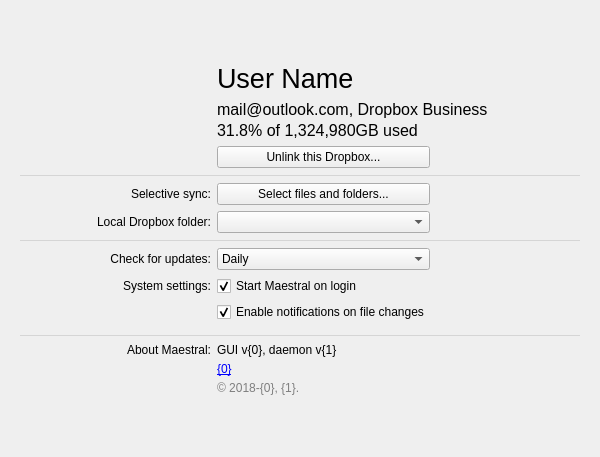
Qt form src/maestral_qt/resources/settings_window.ui (samschott/maestral-qt) before a commit.
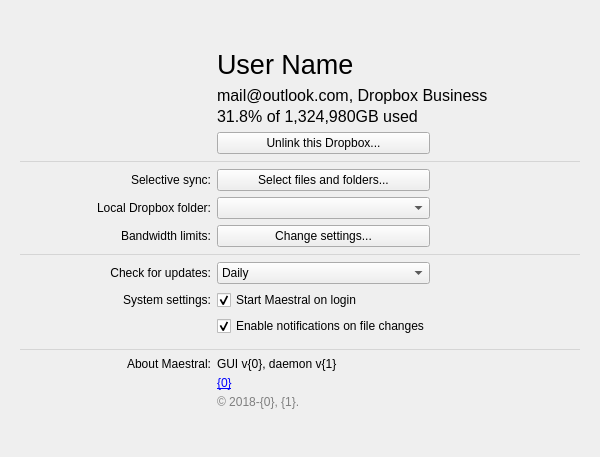
The same form after that commit. Custom widgets are drawn as their Qt base class.

Commit message: add bandwidth limit setting

```diff
--- a/src/maestral_qt/resources/settings_window.ui
+++ b/src/maestral_qt/resources/settings_window.ui
@@ -53,7 +53,7 @@
    </item>
    <item>
     <layout class="QGridLayout" name="gridLayoutMain" columnstretch="4,4,3">
-     <item row="7" column="1">
+     <item row="8" column="1">
       <widget class="CustomCombobox" name="comboBoxUpdateInterval">
        <item>
         <property name="text">
@@ -87,7 +87,7 @@
        </property>
       </widget>
      </item>
-     <item row="10" column="0" colspan="3">
+     <item row="11" column="0" colspan="3">
       <widget class="QWidget" name="widgetCLI" native="true">
        <layout class="QVBoxLayout" name="verticalLayout_2">
         <property name="leftMargin">
@@ -105,8 +105,8 @@
        </layout>
       </widget>
      </item>
-     <item row="11" column="0" colspan="3">
-      <widget class="Line" name="line0">
+     <item row="7" column="0" colspan="3">
+      <widget class="Line" name="line2">
        <property name="styleSheet">
         <string notr="true">color: rgb(213, 213, 213)</string>
        </property>
@@ -118,52 +118,51 @@
        </property>
       </widget>
      </item>
-     <item row="2" column="1">
-      <widget class="QPushButton" name="pushButtonUnlink">
-       <property name="text">
-        <string>Unlink this Dropbox...</string>
+     <item row="13" column="1" colspan="2">
+      <layout class="QGridLayout" name="gridLayout">
+       <property name="horizontalSpacing">
+        <number>0</number>
        </property>
-      </widget>
-     </item>
-     <item row="9" column="1">
-      <widget class="QCheckBox" name="checkBoxNotifications">
-       <property name="text">
-        <string>Enable notifications on file changes</string>
+       <property name="verticalSpacing">
+        <number>5</number>
        </property>
-       <property name="checked">
-        <bool>true</bool>
-       </property>
-      </widget>
+       <item row="1" column="0">
+        <widget class="QLabel" name="labelUrl">
+         <property name="text">
+          <string>&lt;html&gt;&lt;head/&gt;&lt;body&gt;&lt;p&gt;&lt;a href=&quot;{0}&quot;&gt;{0}&lt;/span&gt;&lt;/a&gt;&lt;/p&gt;&lt;/body&gt;&lt;/html&gt;</string>
+         </property>
+         <property name="openExternalLinks">
+          <bool>true</bool>
+         </property>
+        </widget>
+       </item>
+       <item row="0" column="0">
+        <widget class="QLabel" name="labelVersion">
+         <property name="text">
+          <string>GUI v{0}, daemon v{1}</string>
+         </property>
+         <property name="textFormat">
+          <enum>Qt::PlainText</enum>
+         </property>
+         <property name="alignment">
+          <set>Qt::AlignLeading|Qt::AlignLeft|Qt::AlignVCenter</set>
+         </property>
+        </widget>
+       </item>
+       <item row="2" column="0">
+        <widget class="QLabel" name="labelCopyright">
+         <property name="styleSheet">
+          <string notr="true">color: rgb(127, 127, 127)</string>
+         </property>
+         <property name="text">
+          <string>© 2018-{0}, {1}.</string>
+         </property>
+        </widget>
+       </item>
+      </layout>
      </item>
-     <item row="5" column="0">
-      <widget class="QLabel" name="labelDropboxPathTitle">
-       <property name="text">
-        <string>Local Dropbox folder:</string>
-       </property>
-       <property name="alignment">
-        <set>Qt::AlignRight|Qt::AlignTrailing|Qt::AlignVCenter</set>
-       </property>
-      </widget>
-     </item>
-     <item row="12" column="0">
-      <widget class="QLabel" name="labelAboutTitle">
-       <property name="text">
-        <string>About Maestral:</string>
-       </property>
-       <property name="alignment">
-        <set>Qt::AlignRight|Qt::AlignTop|Qt::AlignTrailing</set>
-       </property>
-      </widget>
-     </item>
-     <item row="8" column="0">
-      <widget class="QLabel" name="labelSystemSettings">
-       <property name="text">
-        <string>System settings:</string>
-       </property>
-       <property name="alignment">
-        <set>Qt::AlignRight|Qt::AlignTrailing|Qt::AlignVCenter</set>
-       </property>
-      </widget>
+     <item row="5" column="1">
+      <widget class="CustomCombobox" name="comboBoxDropboxPath"/>
      </item>
      <item row="3" column="0" colspan="3">
       <widget class="Line" name="line1">
@@ -184,6 +183,56 @@
        </property>
       </widget>
      </item>
+     <item row="12" column="0" colspan="3">
+      <widget class="Line" name="line0">
+       <property name="styleSheet">
+        <string notr="true">color: rgb(213, 213, 213)</string>
+       </property>
+       <property name="frameShadow">
+        <enum>QFrame::Plain</enum>
+       </property>
+       <property name="orientation">
+        <enum>Qt::Horizontal</enum>
+       </property>
+      </widget>
+     </item>
+     <item row="13" column="0">
+      <widget class="QLabel" name="labelAboutTitle">
+       <property name="text">
+        <string>About Maestral:</string>
+       </property>
+       <property name="alignment">
+        <set>Qt::AlignRight|Qt::AlignTop|Qt::AlignTrailing</set>
+       </property>
+      </widget>
+     </item>
+     <item row="10" column="1">
+      <widget class="QCheckBox" name="checkBoxNotifications">
+       <property name="text">
+        <string>Enable notifications on file changes</string>
+       </property>
+       <property name="checked">
+        <bool>true</bool>
+       </property>
+      </widget>
+     </item>
+     <item row="2" column="1">
+      <widget class="QPushButton" name="pushButtonUnlink">
+       <property name="text">
+        <string>Unlink this Dropbox...</string>
+       </property>
+      </widget>
+     </item>
+     <item row="5" column="0">
+      <widget class="QLabel" name="labelDropboxPathTitle">
+       <property name="text">
+        <string>Local Dropbox folder:</string>
+       </property>
+       <property name="alignment">
+        <set>Qt::AlignRight|Qt::AlignTrailing|Qt::AlignVCenter</set>
+       </property>
+      </widget>
+     </item>
      <item row="1" column="1" colspan="2">
       <layout class="QVBoxLayout" name="verticalLayoutAccountInfo">
        <property name="spacing">
@@ -215,6 +264,16 @@
        </item>
       </layout>
      </item>
+     <item row="8" column="0">
+      <widget class="QLabel" name="labelUpdateInterval">
+       <property name="text">
+        <string>Check for updates:</string>
+       </property>
+       <property name="alignment">
+        <set>Qt::AlignRight|Qt::AlignTrailing|Qt::AlignVCenter</set>
+       </property>
+      </widget>
+     </item>
      <item row="0" column="0" rowspan="3" alignment="Qt::AlignRight">
       <widget class="QLabel" name="labelUserProfilePic">
        <property name="text">
@@ -225,16 +284,6 @@
        </property>
       </widget>
      </item>
-     <item row="7" column="0">
-      <widget class="QLabel" name="labelUpdateInterval">
-       <property name="text">
-        <string>Check for updates:</string>
-       </property>
-       <property name="alignment">
-        <set>Qt::AlignRight|Qt::AlignTrailing|Qt::AlignVCenter</set>
-       </property>
-      </widget>
-     </item>
      <item row="4" column="1">
       <widget class="QPushButton" name="pushButtonExcludedFolders">
        <property name="text">
@@ -242,7 +291,7 @@
        </property>
       </widget>
      </item>
-     <item row="8" column="1">
+     <item row="9" column="1">
       <widget class="QCheckBox" name="checkBoxStartup">
        <property name="text">
         <string>Start Maestral on login</string>
@@ -267,64 +316,32 @@
        </property>
       </widget>
      </item>
-     <item row="12" column="1" colspan="2">
-      <layout class="QGridLayout" name="gridLayout">
-       <property name="horizontalSpacing">
-        <number>0</number>
+     <item row="9" column="0">
+      <widget class="QLabel" name="labelSystemSettings">
+       <property name="text">
+        <string>System settings:</string>
        </property>
-       <property name="verticalSpacing">
-        <number>5</number>
+       <property name="alignment">
+        <set>Qt::AlignRight|Qt::AlignTrailing|Qt::AlignVCenter</set>
        </property>
-       <item row="1" column="0">
-        <widget class="QLabel" name="labelUrl">
-         <property name="text">
-          <string>&lt;html&gt;&lt;head/&gt;&lt;body&gt;&lt;p&gt;&lt;a href=&quot;{0}&quot;&gt;{0}&lt;/span&gt;&lt;/a&gt;&lt;/p&gt;&lt;/body&gt;&lt;/html&gt;</string>
-         </property>
-         <property name="openExternalLinks">
-          <bool>true</bool>
-         </property>
-        </widget>
-       </item>
-       <item row="0" column="0">
-        <widget class="QLabel" name="labelVersion">
-         <property name="text">
-          <string>GUI v{0}, daemon v{1}</string>
-         </property>
-         <property name="textFormat">
-          <enum>Qt::PlainText</enum>
-         </property>
-         <property name="alignment">
-          <set>Qt::AlignLeading|Qt::AlignLeft|Qt::AlignVCenter</set>
-         </property>
-        </widget>
-       </item>
-       <item row="2" column="0">
-        <widget class="QLabel" name="labelCopyright">
-         <property name="styleSheet">
-          <string notr="true">color: rgb(127, 127, 127)</string>
-         </property>
-         <property name="text">
-          <string>© 2018-{0}, {1}.</string>
-         </property>
-        </widget>
-       </item>
-      </layout>
+      </widget>
      </item>
-     <item row="6" column="0" colspan="3">
-      <widget class="Line" name="line2">
-       <property name="styleSheet">
-        <string notr="true">color: rgb(213, 213, 213)</string>
+     <item row="6" column="0">
+      <widget class="QLabel" name="labelBandwidthLimits">
+       <property name="text">
+        <string>Bandwidth limits:</string>
        </property>
-       <property name="frameShadow">
-        <enum>QFrame::Plain</enum>
+       <property name="alignment">
+        <set>Qt::AlignRight|Qt::AlignTrailing|Qt::AlignVCenter</set>
        </property>
-       <property name="orientation">
-        <enum>Qt::Horizontal</enum>
-       </property>
       </widget>
      </item>
-     <item row="5" column="1">
-      <widget class="CustomCombobox" name="comboBoxDropboxPath"/>
+     <item row="6" column="1">
+      <widget class="QPushButton" name="pushButtonBandwidthLimits">
+       <property name="text">
+        <string>Change settings...</string>
+       </property>
+      </widget>
      </item>
     </layout>
    </item>
```
The commit also changes 5 other files.
